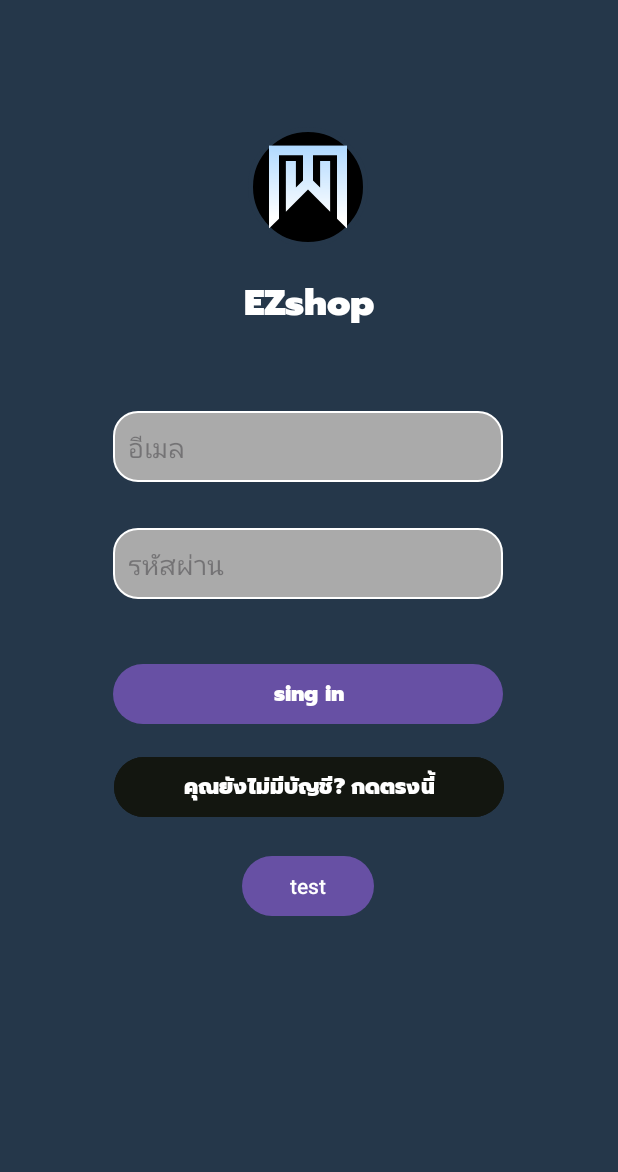
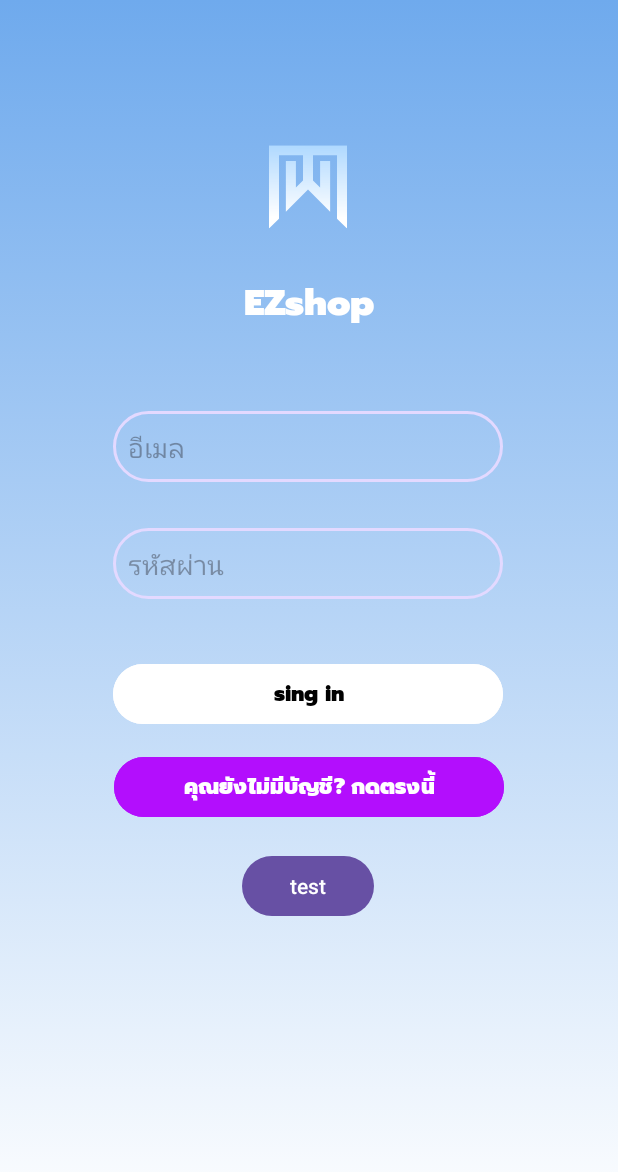
Before and after one commit to chittapon4work/mini-project, an Android app: the screen it shows after launch (MainActivity), on a phone screen of 412 x 824 dp. Shown: the top 1172 px of the screen. Run offline under Robolectric (Android 15) with nearby library versions, the phone set to English and light mode, and no system bars.

Commit message:
*gardient

```diff
--- /dev/null
+++ b/app/src/main/res/drawable/edittext_gradient.xml
@@ -0,0 +1,8 @@
+<?xml version="1.0" encoding="utf-8"?>
+<shape xmlns:android="http://schemas.android.com/apk/res/android"
+    android:shape="rectangle">
+    <gradient
+        android:angle="0"
+        android:startColor="#FFFFFF"  android:endColor="#6FAAED"    android:type="linear" />
+    <corners android:radius="20dp" />
+</shape>
--- /dev/null
+++ b/app/src/main/res/drawable/emailedit.xml
@@ -0,0 +1,13 @@
+<?xml version="1.0" encoding="utf-8"?>
+<shape xmlns:android="http://schemas.android.com/apk/res/android"
+    android:shape="rectangle">
+
+    <gradient
+        android:angle="0"       android:startColor="#F0F8FF"     android:endColor="#FFFFFF"                  android:type="linear" />
+    <solid android:color="@android:color/transparent" />
+
+    <stroke
+        android:width="2dp"            android:color="#E3D9FF"         />
+    <corners android:radius="25dp" />
+
+</shape>
--- /dev/null
+++ b/app/src/main/res/drawable/my_gradient_background.xml
@@ -0,0 +1,10 @@
+<?xml version="1.0" encoding="utf-8"?>
+<selector xmlns:android="http://schemas.android.com/apk/res/android">
+    <item>
+        <shape android:shape="rectangle">
+            <gradient
+                android:angle="90"
+                android:startColor="#FFFFFF"  android:endColor="#6FAAED"    android:type="linear" />
+        </shape>
+    </item>
+</selector>
--- a/app/src/main/res/layout/activity_main.xml
+++ b/app/src/main/res/layout/activity_main.xml
@@ -5,14 +5,13 @@
     android:id="@+id/main"
     android:layout_width="match_parent"
     android:layout_height="match_parent"
-    android:background="#25374a"
+    android:background="@drawable/my_gradient_background"
     tools:context=".MainActivity">
 
     <ImageView
         android:id="@+id/imgLogo"
         android:layout_width="80dp"
         android:layout_height="80dp"
-        android:background="@drawable/circle_bg"
         android:scaleType="centerCrop"
         android:src="@drawable/mw_letter_logo_design"
         app:layout_constraintBottom_toBottomOf="parent"
@@ -26,7 +25,7 @@
         android:id="@+id/email"
         android:layout_width="260dp"
         android:layout_height="47dp"
-        android:background="@drawable/edittext_bg"
+        android:background="@drawable/emailedit"
         android:ems="10"
         android:hint="@string/email"
         android:inputType="text"
@@ -43,10 +42,10 @@
         android:id="@+id/password"
         android:layout_width="260dp"
         android:layout_height="47dp"
-        android:background="@drawable/edittext_bg"
+        android:background="@drawable/emailedit"
         android:ems="10"
         android:hint="@string/password"
-        android:inputType="text"
+        android:inputType="textPassword"
         android:padding="10dp"
         app:layout_constraintBottom_toBottomOf="parent"
         app:layout_constraintEnd_toEndOf="parent"
@@ -63,6 +62,8 @@
         android:fontFamily="@font/prompt"
         android:onClick="login"
         android:text="@string/singin"
+        android:backgroundTint="#FFFFFF"
+        android:textColor="@color/black"
         app:layout_constraintBottom_toBottomOf="parent"
         app:layout_constraintEnd_toEndOf="parent"
         app:layout_constraintHorizontal_bias="0.496"
@@ -74,7 +75,7 @@
         android:id="@+id/button3"
         android:layout_width="260dp"
         android:layout_height="48dp"
-        android:backgroundTint="#131610"
+        android:backgroundTint="#B30EFD"
         android:fontFamily="@font/prompt"
         android:onClick="register"
         android:text="@string/regis"
--- a/app/src/main/res/values/colors.xml
+++ b/app/src/main/res/values/colors.xml
@@ -4,4 +4,5 @@
     <color name="white">#FFFFFFFF</color>
     <color name="purple">#003CEB</color>
     <color name="red">#FF0000</color>
+    <color name="ic_mw_background">#FFFFFF</color>
 </resources>
```
